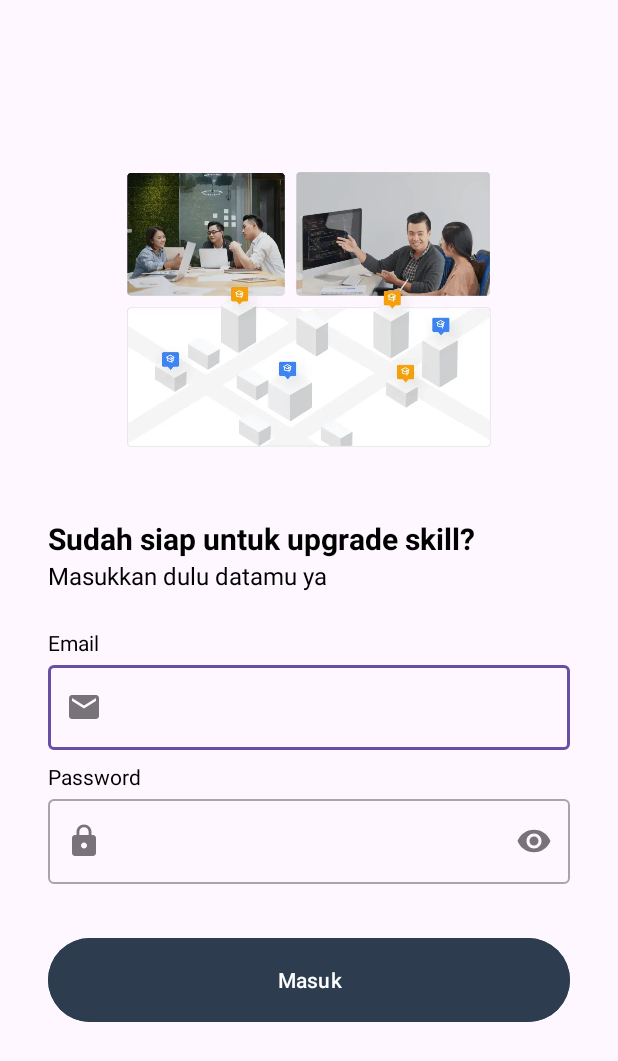
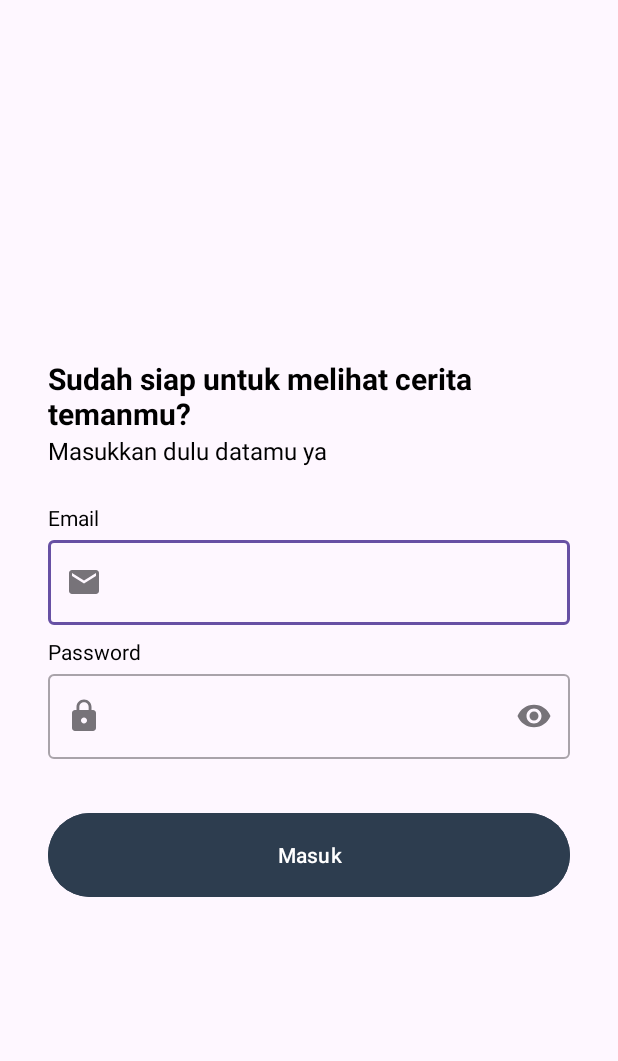
Before and after one commit to NaufalFikriHakim/first-submission-android-inter, an Android app: the LoginActivity screen opened directly, with no data from a screen before it, on a phone screen of 412 x 824 dp. Shown: the top 1061 px of the screen. Run offline under Robolectric (Android 15) with nearby library versions, the phone set to English and light mode, and no system bars; network calls fail.

```diff
--- a/app/build.gradle.kts
+++ b/app/build.gradle.kts
@@ -2,6 +2,7 @@ plugins {
     id("com.android.application")
     id("kotlin-android")
     id("kotlin-parcelize")
+    id("com.google.android.libraries.mapsplatform.secrets-gradle-plugin")
 }
 
 android {
@@ -43,6 +44,7 @@ dependencies {
     implementation("com.google.android.material:material:1.9.0")
     implementation("androidx.constraintlayout:constraintlayout:2.1.4")
     implementation("androidx.activity:activity:1.8.0")
+    implementation("com.google.android.gms:play-services-maps:18.2.0")
     testImplementation("junit:junit:4.13.2")
     androidTestImplementation("androidx.test.ext:junit:1.1.5")
     androidTestImplementation("androidx.test.espresso:espresso-core:3.5.1")
--- a/app/src/main/java/com/dicoding/picodiploma/loginwithanimation/view/main/MainActivity.kt
+++ b/app/src/main/java/com/dicoding/picodiploma/loginwithanimation/view/main/MainActivity.kt
@@ -15,6 +15,7 @@ import com.dicoding.picodiploma.loginwithanimation.databinding.ActivityMainBindi
 import com.dicoding.picodiploma.loginwithanimation.view.ViewModelFactory
 import com.dicoding.picodiploma.loginwithanimation.view.camera.CameraActivity
 import com.dicoding.picodiploma.loginwithanimation.view.main.adapter.StoryAdapter
+import com.dicoding.picodiploma.loginwithanimation.view.maps.MapsActivity
 import com.dicoding.picodiploma.loginwithanimation.view.welcome.WelcomeActivity
 
 class MainActivity : AppCompatActivity() {
@@ -72,6 +73,11 @@ class MainActivity : AppCompatActivity() {
                     startActivity(intent)
                     true
                 }
+                R.id.maps -> {
+                    val intent = Intent(this, MapsActivity::class.java)
+                    startActivity(intent)
+                    true
+                }
                 else -> false
             }
         }
--- /dev/null
+++ b/app/src/main/res/drawable/ic_baseline_map_24.xml
@@ -0,0 +1,5 @@
+<vector xmlns:android="http://schemas.android.com/apk/res/android" android:height="24dp" android:tint="#000000" android:viewportHeight="24" android:viewportWidth="24" android:width="24dp">
+
+    <path android:fillColor="@android:color/white" android:pathData="M20.5,3l-0.16,0.03L15,5.1 9,3 3.36,4.9c-0.21,0.07 -0.36,0.25 -0.36,0.48V20.5c0,0.28 0.22,0.5 0.5,0.5l0.16,-0.03L9,18.9l6,2.1 5.64,-1.9c0.21,-0.07 0.36,-0.25 0.36,-0.48V3.5c0,-0.28 -0.22,-0.5 -0.5,-0.5zM15,19l-6,-2.11V5l6,2.11V19z"/>
+
+</vector>
--- a/app/src/main/res/layout/activity_login.xml
+++ b/app/src/main/res/layout/activity_login.xml
@@ -5,18 +5,6 @@
     android:layout_width="match_parent"
     android:layout_height="match_parent"
     tools:context=".view.login.LoginActivity">
-
-    <ImageView
-        android:id="@+id/imageView"
-        android:layout_width="0dp"
-        android:layout_height="0dp"
-        android:layout_marginStart="32dp"
-        android:layout_marginEnd="32dp"
-        app:layout_constraintBottom_toTopOf="@+id/guidelineHorizontal"
-        app:layout_constraintEnd_toEndOf="parent"
-        app:layout_constraintStart_toStartOf="parent"
-        app:layout_constraintTop_toTopOf="@+id/guidelineHorizontal2"
-        app:srcCompat="@drawable/image_login" />
 
     <TextView
         android:id="@+id/titleTextView"
@@ -132,7 +120,7 @@
         android:layout_height="64dp"
         android:orientation="horizontal"
         app:layout_constraintEnd_toEndOf="parent"
-        app:layout_constraintGuide_percent="0.4"
+        app:layout_constraintGuide_percent="0.27"
         app:layout_constraintStart_toStartOf="parent" />
 
     <androidx.constraintlayout.widget.Guideline
--- a/app/src/main/res/menu/option_menu.xml
+++ b/app/src/main/res/menu/option_menu.xml
@@ -2,6 +2,11 @@
 <menu xmlns:android="http://schemas.android.com/apk/res/android"
     xmlns:app="http://schemas.android.com/apk/res-auto">
     <group android:menuCategory="container">
+        <item
+            android:id="@+id/maps"
+            android:title="@string/maps"
+            android:icon="@drawable/ic_baseline_map_24"
+            app:showAsAction="ifRoom" />
         <item
             android:id="@+id/menu1"
             android:title="@string/logout"
--- a/app/src/main/res/values/strings.xml
+++ b/app/src/main/res/values/strings.xml
@@ -8,7 +8,7 @@
     <string name="email">Email</string>
     <string name="password">Password</string>
     <string name="message_login_page">Masukkan dulu datamu ya</string>
-    <string name="title_login_page">Sudah siap untuk upgrade skill?</string>
+    <string name="title_login_page">Sudah siap untuk melihat cerita temanmu?</string>
     <string name="name">Nama</string>
     <string name="message_main_page">Selamat Belajar di Dicoding.</string>
     <string name="greeting">Halo %1$s,</string>
@@ -20,5 +20,7 @@
     <string name="gallery">Gallery</string>
     <string name="upload">Upload</string>
     <string name="empty_image_warning">Masukkan foto</string>
+    <string name="maps">Maps</string>
+    <string name="title_activity_maps">MapsActivity</string>
 
 </resources>
--- a/app/src/main/res/values/themes.xml
+++ b/app/src/main/res/values/themes.xml
@@ -3,9 +3,7 @@
     <style name="Base.Theme.LoginWithAnimation" parent="Theme.Material3.DayNight.NoActionBar">
         <!-- Customize your light theme here. -->
         <!-- <item name="colorPrimary">@color/my_light_primary</item> -->
-        <item name="android:windowActivityTransitions">true</item>
-        <item name="android:windowEnterTransition">@android:transition/explode</item>
-        <item name="android:windowExitTransition">@android:transition/explode</item>
+
     </style>
 
     <style name="Theme.LoginWithAnimation" parent="Base.Theme.LoginWithAnimation" />
--- a/build.gradle.kts
+++ b/build.gradle.kts
@@ -3,4 +3,5 @@ plugins {
     id("com.android.application") version "8.1.0" apply false
     id("com.android.library") version "8.1.3" apply false
     id("org.jetbrains.kotlin.android") version "1.8.10" apply false
+    id("com.google.android.libraries.mapsplatform.secrets-gradle-plugin") version "2.0.1" apply false
 }
```
Also changed, not shown: app/src/main/AndroidManifest.xml (+22 -2 lines), app/src/main/java/com/dicoding/picodiploma/loginwithanimation/view/camera/CameraActivity.kt (+8 -0 lines), app/src/main/java/com/dicoding/picodiploma/loginwithanimation/view/main/adapter/StoryAdapter.kt (+11 -1 lines), app/src/main/java/com/dicoding/picodiploma/loginwithanimation/view/maps/MapsActivity.kt (added, +49 -0 lines), app/src/main/res/layout/activity_detail.xml (+6 -3 lines), app/src/main/res/layout/activity_maps.xml (added, +9 -0 lines).
